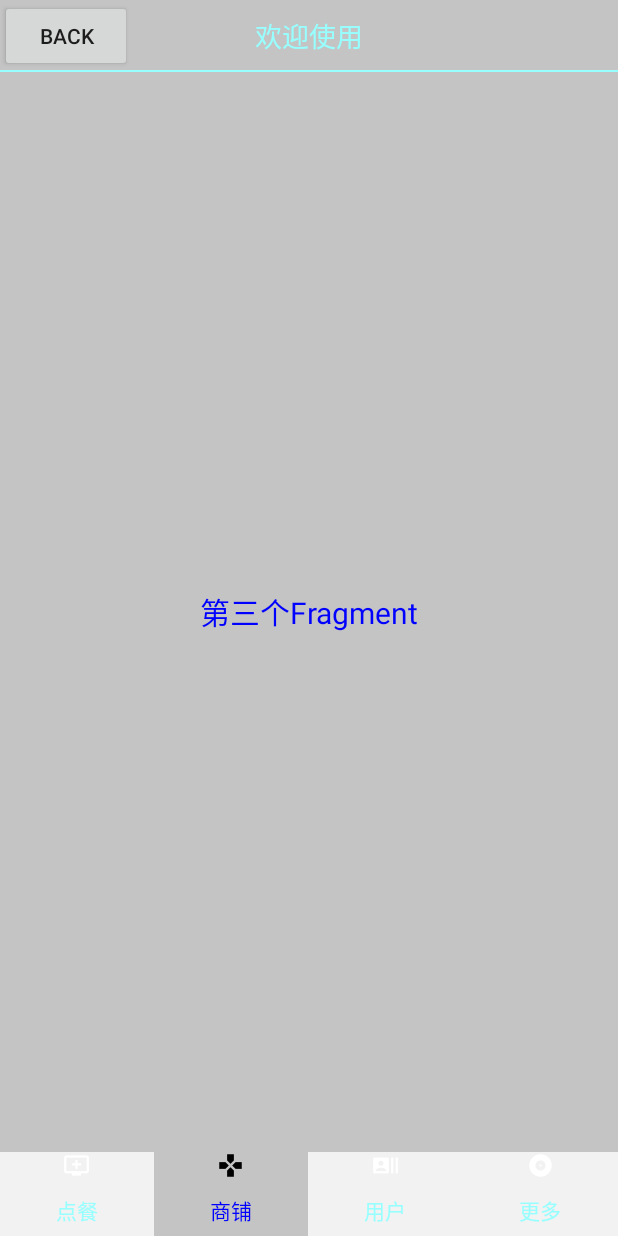
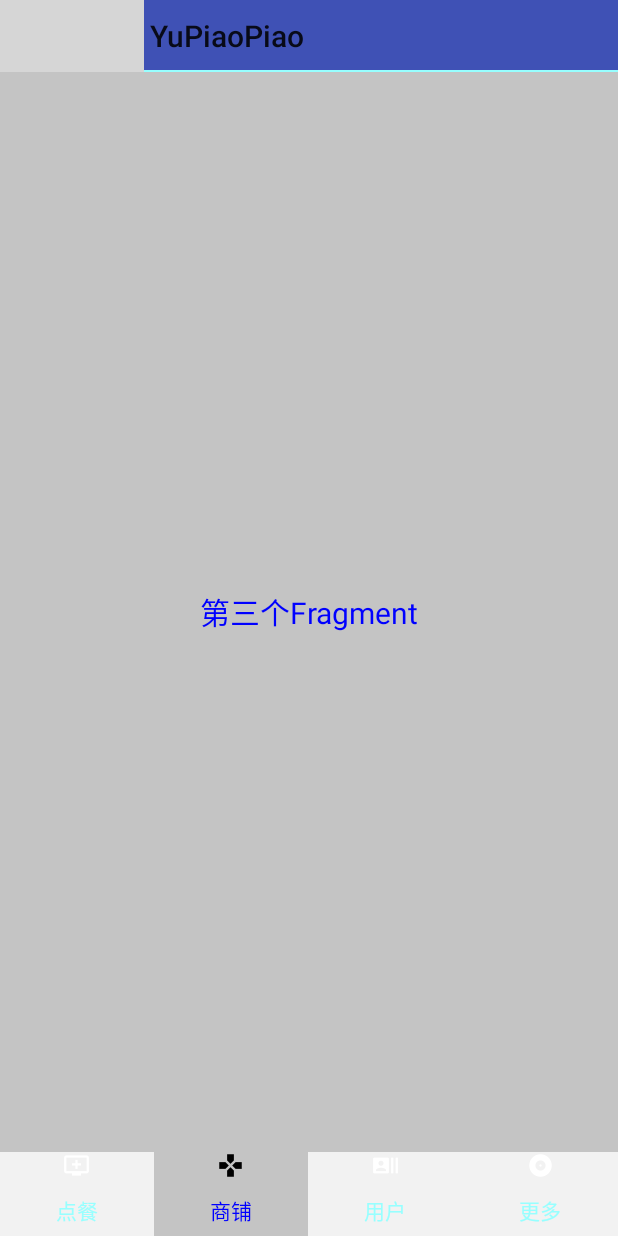
Before and after one commit to Yusei37/YuPiaoPiao, an Android app: the screen it shows after launch (MainActivity), after a tap on "商铺", on a phone screen of 412 x 824 dp. Run offline under Robolectric (Android 15) with nearby library versions, the phone set to English and light mode, and no system bars; 1 statement that could not run was skipped; 1 other tap on this screen came first; grey boxes are pictures that could not be loaded.

Commit message:
UI changed

```diff
--- a/app/build.gradle
+++ b/app/build.gradle
@@ -28,4 +28,6 @@ dependencies {
     compile 'com.android.support.constraint:constraint-layout:1.0.2'
     compile 'com.android.support:support-v4:25.3.1'
     testCompile 'junit:junit:4.12'
+    compile 'com.android.support:design:25.3.1'
+    compile 'de.hdodenhof:circleimageview:2.1.0'
 }
--- a/app/src/main/java/com/example/yusei/yupiaopiao/MainActivity.java
+++ b/app/src/main/java/com/example/yusei/yupiaopiao/MainActivity.java
@@ -3,15 +3,18 @@ package com.example.yusei.yupiaopiao;
 
 import android.app.FragmentManager;
 import android.app.FragmentTransaction;
+import android.support.design.widget.NavigationView;
+import android.support.v4.view.GravityCompat;
+import android.support.v4.widget.DrawerLayout;
+import android.support.v7.app.ActionBar;
 import android.support.v7.app.AppCompatActivity;
 import android.os.Bundle;
-import android.view.View;
-import android.view.Window;
+import android.support.v7.widget.Toolbar;
+import android.view.*;
 import android.widget.FrameLayout;
 import android.widget.TextView;
 
 public class MainActivity extends AppCompatActivity implements View.OnClickListener{
-    private TextView topBar;
     private TextView tabDeal;
     private TextView tabPoi;
     private TextView tabMore;
@@ -23,22 +26,53 @@ public class MainActivity extends AppCompatActivity implements View.OnClickListe
     private SecondFragment f1;
     private FragmentManager fragmentManager;
 
+    private DrawerLayout mDrawerLayout;
+
     @Override
     protected void onCreate(Bundle savedInstanceState) {
         super.onCreate(savedInstanceState);
         requestWindowFeature(Window.FEATURE_NO_TITLE);
         setContentView(R.layout.activity_main);
-        android.support.v7.app.ActionBar actionBar = getSupportActionBar();
+        bindView();
+//        android.support.v7.app.ActionBar actionBar = getSupportActionBar();
+//        if (actionBar != null) {
+//            actionBar.hide();
+//        }
+        Toolbar toolbar = (Toolbar) findViewById(R.id.toolbar);
+        setSupportActionBar(toolbar);
+        mDrawerLayout = (DrawerLayout) findViewById(R.id.drawer_layout);
+        NavigationView navView = (NavigationView) findViewById(R.id.nav_view);
+        ActionBar actionBar = getSupportActionBar();
         if (actionBar != null) {
-            actionBar.hide();
+            actionBar.setDisplayHomeAsUpEnabled(true);
+            actionBar.setHomeAsUpIndicator(R.drawable.ic_face_black_18dp);
         }
-        bindView();
+        navView.setNavigationItemSelectedListener(new NavigationView.OnNavigationItemSelectedListener() {
+            @Override
+            public boolean onNavigationItemSelected(MenuItem item) {
+                mDrawerLayout.closeDrawers();
+                return true;
+            }
+        });
+    }
 
+    public boolean onCreateOptionsMenu(Menu menu) {
+        getMenuInflater().inflate(R.menu.toolbar, menu);
+        return true;
+    }
+
+    @Override
+    public boolean onOptionsItemSelected(MenuItem item) {
+        switch (item.getItemId()) {
+            case android.R.id.home:
+                mDrawerLayout.openDrawer(GravityCompat.START);
+                break;
+        }
+        return true;
     }
 
     //UI组件初始化与事件绑定
     private void bindView() {
-        topBar = (TextView)this.findViewById(R.id.txt_top);
         tabDeal = (TextView)this.findViewById(R.id.txt_deal);
         tabPoi = (TextView)this.findViewById(R.id.txt_poi);
         tabUser = (TextView)this.findViewById(R.id.txt_user);
--- a/app/src/main/res/layout/activity_main.xml
+++ b/app/src/main/res/layout/activity_main.xml
@@ -1,6 +1,13 @@
 <?xml version="1.0" encoding="utf-8"?>
-<RelativeLayout xmlns:android="http://schemas.android.com/apk/res/android"
+<android.support.v4.widget.DrawerLayout
+        xmlns:android="http://schemas.android.com/apk/res/android"
                 xmlns:tools="http://schemas.android.com/tools"
+                android:id="@+id/drawer_layout"
+                android:layout_width="match_parent"
+                android:layout_height="match_parent"
+                xmlns:app="http://schemas.android.com/apk/res-auto">
+
+    <RelativeLayout
             android:layout_width="match_parent"
             android:layout_height="match_parent">
 
@@ -10,21 +17,14 @@
                 android:layout_height="48dp"
                 android:background="@color/transparent">
 
-        <Button
-                android:id="@+id/title_back"
-                android:layout_width="wrap_content"
-                android:layout_height="wrap_content"
-                android:layout_gravity="center"
-                android:text="Back"/>
+            <android.support.v7.widget.Toolbar
+                    android:id="@+id/toolbar"
+                    android:layout_width="match_parent"
+                    android:layout_height="?attr/actionBarSize"
+                    android:background="?attr/colorPrimary"
+                    app:popupTheme="@style/Theme.AppCompat.Light">
 
-        <TextView
-                android:id="@+id/txt_top"
-                android:layout_width="match_parent"
-                android:layout_height="match_parent"
-                android:gravity="center"
-                android:textSize="18sp"
-                android:textColor="@color/text_gray"
-                android:text= "@string/infomation" />
+            </android.support.v7.widget.Toolbar>
 
             <View
                     android:layout_width="match_parent"
@@ -107,3 +107,13 @@
         </FrameLayout>
 
     </RelativeLayout>
+
+    <android.support.design.widget.NavigationView
+            android:id="@+id/nav_view"
+            android:layout_width="match_parent"
+            android:layout_height="match_parent"
+            android:layout_gravity="start"
+            app:headerLayout="@layout/nav_header"
+            app:menu="@menu/nav_menu"/>
+
+</android.support.v4.widget.DrawerLayout>
--- a/app/src/main/res/values/styles.xml
+++ b/app/src/main/res/values/styles.xml
@@ -1,7 +1,7 @@
 <resources>
 
     <!-- Base application theme. -->
-    <style name="AppTheme" parent="Theme.AppCompat.Light.DarkActionBar">
+    <style name="AppTheme" parent="Theme.AppCompat.Light.NoActionBar">
         <!-- Customize your theme here. -->
         <item name="colorPrimary">@color/colorPrimary</item>
         <item name="colorPrimaryDark">@color/colorPrimaryDark</item>
```
Also changed, not shown: app/src/main/res/drawable/ic_backup.png (added), app/src/main/res/drawable/ic_delete.png (added), app/src/main/res/drawable/ic_settings.png (added), app/src/main/res/drawable/nav_call.png (added), app/src/main/res/drawable/nav_friends.png (added), app/src/main/res/drawable/nav_icon.png (added), app/src/main/res/drawable/nav_location.png (added), app/src/main/res/drawable/nav_mail.png (added), app/src/main/res/drawable/nav_task.png (added). Lines whose indentation alone changed are shown as unchanged.
